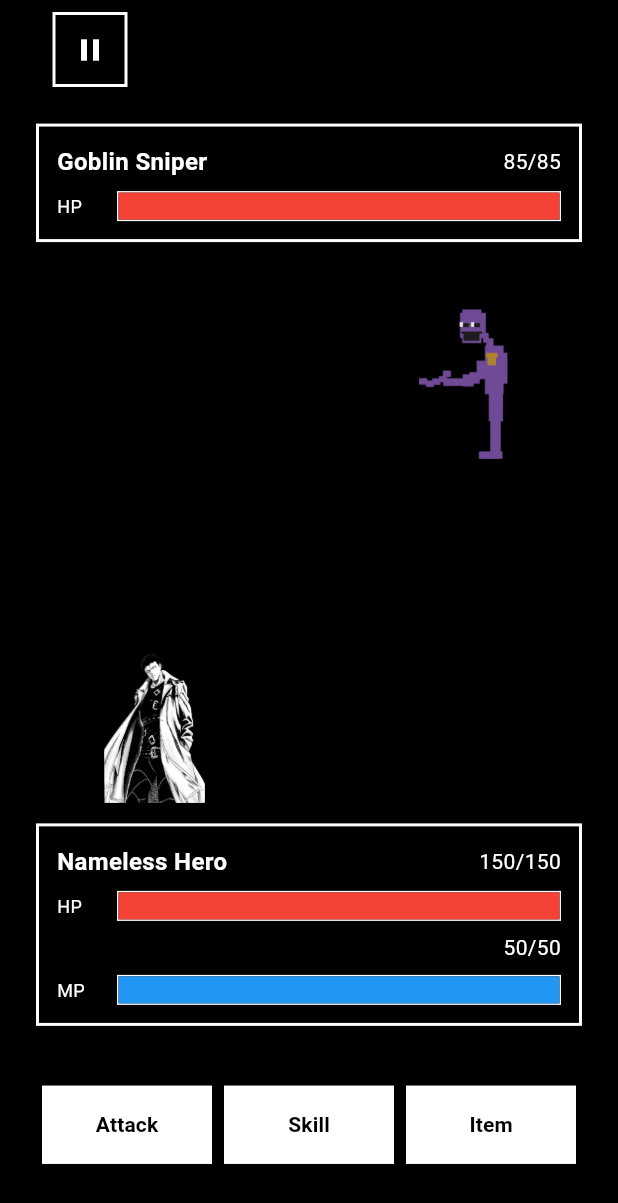
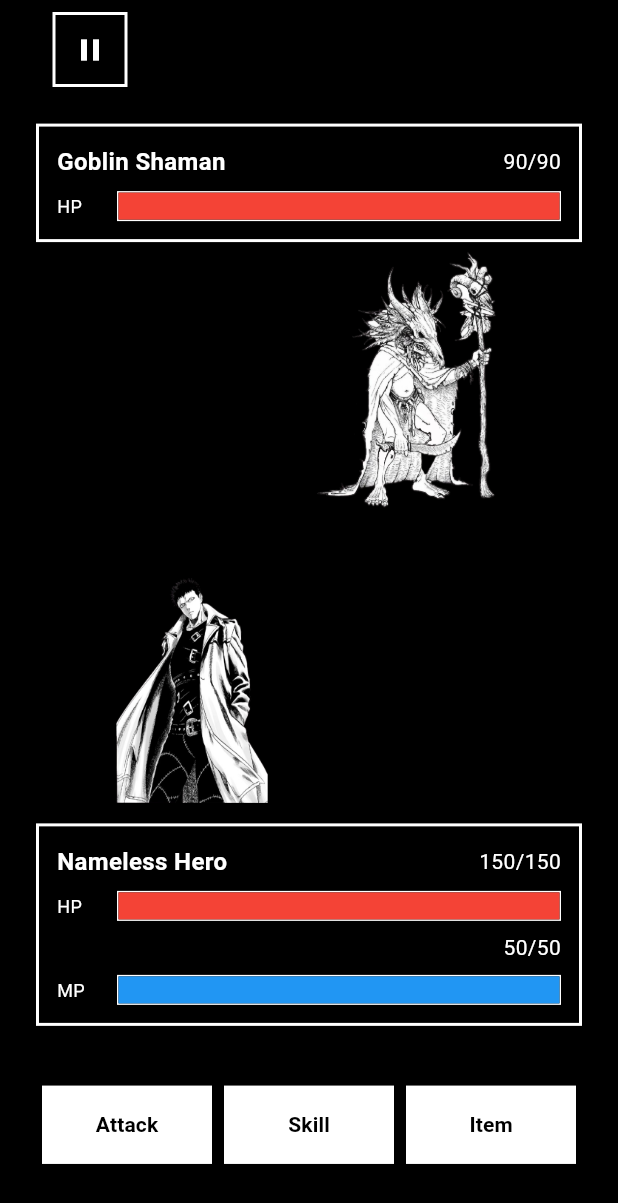
Before and after one commit to Samestora/Penuhan, a Flutter app: the BattleScreen screen opened directly with empty values, on a phone screen of 412 x 824 dp. Shown: the top 1203 px of the screen. Run offline on Flutter 3.47's test engine with Material 3 defaults, Android fonts, the phone set to English and light mode, and no system bars; our stand-ins replace file_picker, hive, hive_flutter, package_info_plus; missing offline and left inert: flame, flutter_soloud; accounts and stored records are empty; Roboto replaces fonts that are missing (Unifont).

Commit message:
Update: Adding more sprite and bgm

```diff
--- a/lib/core/utils/asset_manager.dart
+++ b/lib/core/utils/asset_manager.dart
@@ -46,6 +46,7 @@ class AssetManager {
   // BGM files
   static const String bgmTitle = '$_audioPath/$_bgmPath/bgm_title.mp3';
   static const String bgmRest = '$_audioPath/$_bgmPath/serenade.mp3';
+  static const String bgmBattle = '$_audioPath/$_bgmPath/battle.ogg';
   static const String bgmDungeonGraveyard =
       '$_audioPath/$_bgmPath/dungeon_graveyard_music.mp3';
 
@@ -68,6 +69,14 @@ class AssetManager {
   // Sprite image files
   static const String playerSprite = '$_imagesPath/$_spritePath/player.png';
   static const String enemySprite = '$_imagesPath/$_spritePath/enemy.png';
+
+  // Monster sprites
+  static const String goblinSprite = '$_imagesPath/$_spritePath/goblin.png';
+  static const String goblinBerserkerSprite = '$_imagesPath/$_spritePath/goblin_berserker.png';
+  static const String goblinShamanSprite = '$_imagesPath/$_spritePath/goblin_shaman.png';
+  static const String goblinSniperSprite = '$_imagesPath/$_spritePath/goblin_sniper.png';
+  static const String tideSerpentSprite = '$_imagesPath/$_spritePath/tide_serpent.png';
+  static const String coralGolemSprite = '$_imagesPath/$_spritePath/coral_golem.png';
 }
 
 Future<void> precacheCoreAssets(BuildContext context) async {
--- a/lib/features/battle/models/monster.dart
+++ b/lib/features/battle/models/monster.dart
@@ -9,9 +9,9 @@ class Monster {
   final int skillStat;
   final int defense;
   final List<Skill> skills;
-  String spritePath = AssetManager.enemySprite;
+  final String spritePath;
 
-  Monster({
+  const Monster({
     required this.id,
     required this.name,
     required this.maxHp,
@@ -19,5 +19,6 @@ class Monster {
     required this.skillStat,
     required this.defense,
     required this.skills,
+    this.spritePath = AssetManager.enemySprite,
   });
 }
--- a/lib/features/battle/models/monster_registry.dart
+++ b/lib/features/battle/models/monster_registry.dart
@@ -1,6 +1,7 @@
 import 'dart:math';
 
 import 'package:penuhan/core/models/dungeon.dart';
+import 'package:penuhan/core/utils/asset_manager.dart';
 import 'package:penuhan/features/battle/models/monster.dart';
 import 'package:penuhan/features/battle/models/skill.dart';
 
@@ -15,6 +16,7 @@ class MonsterRegistry {
     skillStat: 5,
     defense: 3,
     skills: [Skill.quickStrike, Skill.fireball],
+    spritePath: AssetManager.goblinSprite,
   );
 
   static final goblinScout = Monster(
@@ -35,6 +37,7 @@ class MonsterRegistry {
     skillStat: 12,
     defense: 3,
     skills: [Skill.fireball, Skill.healingLight],
+    spritePath: AssetManager.goblinShamanSprite,
   );
 
   static final goblinBerserker = Monster(
@@ -45,6 +48,7 @@ class MonsterRegistry {
     skillStat: 4,
     defense: 5,
     skills: [Skill.quickStrike],
+    spritePath: AssetManager.goblinBerserkerSprite,
   );
 
   static final goblinSniper = Monster(
@@ -55,6 +59,7 @@ class MonsterRegistry {
     skillStat: 7,
     defense: 2,
     skills: [Skill.quickStrike, Skill.iceSpear],
+    spritePath: AssetManager.goblinSniperSprite,
   );
 
   static final tideSerpent = Monster(
@@ -65,6 +70,7 @@ class MonsterRegistry {
     skillStat: 14,
     defense: 8,
     skills: [Skill.iceSpear, Skill.healingLight],
+    spritePath: AssetManager.tideSerpentSprite,
   );
 
   static final coralGolem = Monster(
@@ -75,6 +81,7 @@ class MonsterRegistry {
     skillStat: 8,
     defense: 15,
     skills: [Skill.quickStrike],
+    spritePath: AssetManager.coralGolemSprite,
   );
 
   static final sirenOracle = Monster(
@@ -313,7 +320,6 @@ class MonsterRegistry {
       goblinSniper,
       tideSerpent,
       coralGolem,
-      sirenOracle,
     ],
     Dungeon.whisperingCrypt: [
       skeleton,
--- a/lib/features/battle/screens/battle_screen.dart
+++ b/lib/features/battle/screens/battle_screen.dart
@@ -16,11 +16,6 @@ import 'package:penuhan/l10n/generated/app_localizations.dart';
 import 'package:provider/provider.dart';
 import 'dart:math';
 
-// Note: Removed the unused InventoryItem import from the original file
-// and assuming necessary enums/classes (BattleAction, BattlePhase, SkillEffect)
-// and supporting models (BattleCharacter, InventoryItem, etc.) exist.
-// Assuming SettingsOverlay exists for the pause menu logic.
-
 class BattleScreen extends StatefulWidget {
   final Dungeon dungeon;
   final GameProgress? gameProgress;
@@ -38,10 +33,11 @@ class BattleScreen extends StatefulWidget {
 }
 
 class _BattleScreenState extends State<BattleScreen>
-    with SingleTickerProviderStateMixin, WidgetsBindingObserver {
+    with TickerProviderStateMixin, WidgetsBindingObserver {
   late BattleState _battleState;
   late AudioManager _audioManager;
-  late AnimationController _shakeController;
+  late AnimationController _playerShakeController;
+  late AnimationController _enemyShakeController;
   late Monster _activeMonster;
 
   bool _isPlayerHit = false;
@@ -61,7 +57,11 @@ class _BattleScreenState extends State<BattleScreen>
     super.initState();
     _initBattle();
     _currentInventory = widget.gameProgress?.inventory ?? [];
-    _shakeController = AnimationController(
+    _playerShakeController = AnimationController(
+      duration: const Duration(milliseconds: 500),
+      vsync: this,
+    );
+    _enemyShakeController = AnimationController(
       duration: const Duration(milliseconds: 500),
       vsync: this,
     );
@@ -146,6 +146,7 @@ class _BattleScreenState extends State<BattleScreen>
             context,
           )!.battlePlayerAttacks(_battleState.player.name, damage);
           _isEnemyHit = true;
+          _enemyShakeController.forward(from: 0);
           _audioManager.playSfx(AssetManager.sfxClick);
           break;
         case BattleAction.skill:
@@ -214,7 +215,7 @@ class _BattleScreenState extends State<BattleScreen>
                 )!.battleEnemyAttacks(_battleState.enemy.name, enemyDamage);
               }
               _isPlayerHit = true;
-              _shakeController.forward(from: 0);
+              _playerShakeController.forward(from: 0);
               _audioManager.playSfx(AssetManager.sfxClick);
 
               _battleState.battleLog = log;
@@ -256,7 +257,8 @@ class _BattleScreenState extends State<BattleScreen>
 
   @override
   void dispose() {
-    _shakeController.dispose();
+    _playerShakeController.dispose();
+    _enemyShakeController.dispose();
     super.dispose();
   }
 
@@ -296,11 +298,11 @@ class _BattleScreenState extends State<BattleScreen>
             bottom: screenHeight * 0.35,
             left: screenWidth * 0.25 - spriteSize / 2, // Centered
             child: AnimatedBuilder(
-              animation: _shakeController,
+              animation: _playerShakeController,
               builder: (context, child) {
                 // Apply a simple horizontal shake on hit
                 final shake = _isPlayerHit
-                    ? sin(_shakeController.value * pi * 4) * 10
+                    ? sin(_playerShakeController.value * pi * 4) * 10
                     : 0.0;
                 return Transform.translate(
                   offset: Offset(shake, 0),
@@ -312,8 +314,8 @@ class _BattleScreenState extends State<BattleScreen>
               },
               child: Image.asset(
                 'assets/images/sprite/player.png',
-                width: spriteSize,
-                height: spriteSize,
+                width: spriteSize + 50,
+                height: spriteSize + 50,
                 fit: BoxFit.contain,
               ),
             ),
@@ -321,14 +323,27 @@ class _BattleScreenState extends State<BattleScreen>
 
           // Enemy character (top)
           Positioned(
-            top: screenHeight * 0.25,
+            top: screenHeight * 0.2,
             right: screenWidth * 0.25 - spriteSize / 2, // Centered
-            child: Opacity(
-              opacity: _isEnemyHit ? 0.6 : 1.0, // Flash effect
+            child: AnimatedBuilder(
+              animation: _enemyShakeController,
+              builder: (context, child) {
+                // Apply a simple horizontal shake on hit
+                final shake = _isEnemyHit
+                    ? sin(_enemyShakeController.value * pi * 4) * 10
+                    : 0.0;
+                return Transform.translate(
+                  offset: Offset(shake, 0),
+                  child: Opacity(
+                    opacity: _isEnemyHit ? 0.6 : 1.0, // Flash effect
+                    child: child,
+                  ),
+                );
+              },
               child: Image.asset(
                 _activeMonster.spritePath,
-                width: spriteSize,
-                height: spriteSize,
+                width: spriteSize + 75,
+                height: spriteSize + 75,
                 fit: BoxFit.contain,
               ),
             ),
@@ -1274,7 +1289,7 @@ class _BattleScreenState extends State<BattleScreen>
                 )!.battleEnemyAttacks(_battleState.enemy.name, enemyDamage);
               }
               _isPlayerHit = true;
-              _shakeController.forward(from: 0);
+              _playerShakeController.forward(from: 0);
               _audioManager.playSfx(AssetManager.sfxClick);
 
               _battleState.battleLog = enemyLog;
@@ -1305,7 +1320,7 @@ class _BattleScreenState extends State<BattleScreen>
       }
 
       if (_isEnemyHit) {
-        _shakeController.forward(from: 0).then((_) {
+        _enemyShakeController.forward(from: 0).then((_) {
           if (mounted) {
             setState(() => _isEnemyHit = false);
           }
@@ -1618,7 +1633,7 @@ class _BattleScreenState extends State<BattleScreen>
               context,
             )!.battleEnemyAttacks(_battleState.enemy.name, enemyDamage);
             _isPlayerHit = true;
-            _shakeController.forward(from: 0);
+            _playerShakeController.forward(from: 0);
             _audioManager.playSfx(AssetManager.sfxClick);
 
             _battleState.battleLog = enemyLog;
```
Also changed, not shown: assets/images/sprite/coral_golem.png (added), assets/images/sprite/goblin.png (added), assets/images/sprite/goblin_berserker.png (added), assets/images/sprite/goblin_shaman.png (added), assets/images/sprite/goblin_sniper.png (added), assets/images/sprite/tide_serpent.png (added), 3 other files.
